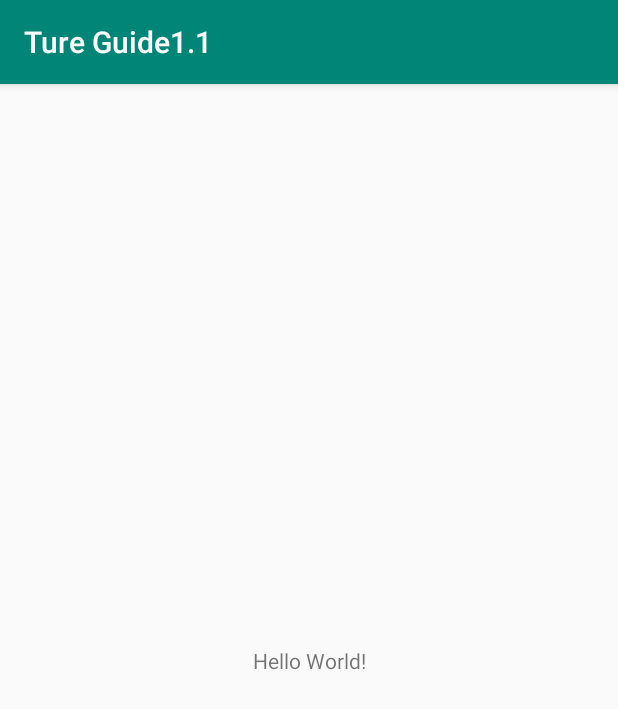
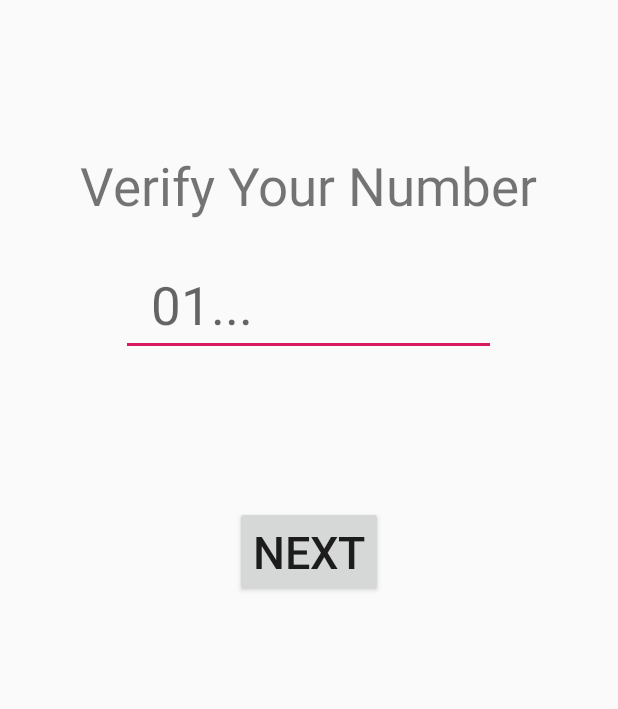
Before and after one commit to prinonbhowmik/Tour-Takers-, an Android app: the screen it shows after launch (MainActivity before the commit, AccessPhoneNumber after it), on a phone screen of 412 x 824 dp. Shown: the top 709 px of the screen. Run offline under Robolectric (Android 15) with nearby library versions, the phone set to English and light mode, and no system bars.

Commit message:
Third Commit

```diff
--- a/app/src/main/AndroidManifest.xml
+++ b/app/src/main/AndroidManifest.xml
@@ -9,7 +9,10 @@
         android:roundIcon="@mipmap/ic_launcher_round"
         android:supportsRtl="true"
         android:theme="@style/AppTheme">
-        <activity android:name=".MainActivity">
+        <activity android:name=".CodeVerification"/>
+        <activity android:name=".AccessPhoneNumber" />
+        <activity android:name=".MainActivity" />
+        <activity android:name=".Splash">
             <intent-filter>
                 <action android:name="android.intent.action.MAIN" />
 
--- /dev/null
+++ b/app/src/main/java/com/example/tureguideversion1/AccessPhoneNumber.java
@@ -0,0 +1,36 @@
+package com.example.tureguideversion1;
+
+import androidx.appcompat.app.AppCompatActivity;
+
+import android.content.Intent;
+import android.os.Bundle;
+import android.view.View;
+import android.view.WindowManager;
+import android.widget.Button;
+
+public class AccessPhoneNumber extends AppCompatActivity {
+
+    private Button next;
+    @Override
+    protected void onCreate(Bundle savedInstanceState) {
+        super.onCreate(savedInstanceState);
+        setContentView(R.layout.activity_access_phone_number);
+        getWindow().setSoftInputMode(WindowManager.LayoutParams.SOFT_INPUT_STATE_ALWAYS_HIDDEN);
+
+        next=findViewById(R.id.nextbtn1);
+
+
+        next.setOnClickListener(new View.OnClickListener() {
+            @Override
+            public void onClick(View v) {
+                Intent myintent=new Intent(AccessPhoneNumber.this,CodeVerification.class);
+                startActivity(myintent);
+                overridePendingTransition(R.anim.slide_in_right,R.anim.slide_out_left);
+
+
+            }
+        });
+
+
+    }
+}
--- /dev/null
+++ b/app/src/main/java/com/example/tureguideversion1/Splash.java
@@ -0,0 +1,26 @@
+package com.example.tureguideversion1;
+
+import androidx.appcompat.app.AppCompatActivity;
+
+import android.content.Intent;
+import android.os.Bundle;
+import android.os.Handler;
+
+public class Splash extends AppCompatActivity {
+
+        private  static int splash_time_out=1500;
+        @Override
+        protected void onCreate(Bundle savedInstanceState) {
+            super.onCreate(savedInstanceState);
+            setContentView(R.layout.activity_splash);
+            new Handler().postDelayed(new Runnable() {
+                @Override
+                public void run() {
+                    Intent myintent=new Intent(Splash.this,AccessPhoneNumber.class);
+                    startActivity(myintent);
+                    finish();
+                }
+            },splash_time_out);
+        }
+
+}
--- /dev/null
+++ b/app/src/main/res/anim/slide_in_right.xml
@@ -0,0 +1,8 @@
+<?xml version="1.0" encoding="utf-8"?>
+
+<set xmlns:android="http://schemas.android.com/apk/res/android">
+    <translate
+        android:duration="@android:integer/config_mediumAnimTime"
+        android:fromXDelta="100%p"
+        android:toXDelta="0" />
+</set>
--- /dev/null
+++ b/app/src/main/res/anim/slide_out_left.xml
@@ -0,0 +1,8 @@
+<?xml version="1.0" encoding="utf-8"?>
+
+<set xmlns:android="http://schemas.android.com/apk/res/android">
+    <translate
+        android:duration="@android:integer/config_mediumAnimTime"
+        android:fromXDelta="0"
+        android:toXDelta="-100%p" />
+</set>
--- /dev/null
+++ b/app/src/main/res/layout/activity_access_phone_number.xml
@@ -0,0 +1,41 @@
+<?xml version="1.0" encoding="utf-8"?>
+<RelativeLayout xmlns:android="http://schemas.android.com/apk/res/android"
+    xmlns:app="http://schemas.android.com/apk/res-auto"
+    xmlns:tools="http://schemas.android.com/tools"
+    android:layout_width="match_parent"
+    android:layout_height="match_parent"
+    tools:context=".AccessPhoneNumber">
+    <TextView
+        android:id="@+id/txt1"
+        android:layout_width="wrap_content"
+        android:layout_height="wrap_content"
+        android:text="Verify Your Number"
+        android:textSize="35sp"
+        android:layout_centerHorizontal="true"
+        android:layout_marginTop="100dp"/>
+
+
+    <EditText
+        android:id="@+id/phone_ET"
+        android:layout_width="250dp"
+        android:layout_height="60dp"
+        android:layout_centerHorizontal="true"
+        android:layout_below="@+id/txt1"
+        android:hint="01..."
+        android:textSize="35sp"
+        android:paddingStart="20dp"
+        android:paddingEnd="20dp"
+        android:inputType="phone"
+        android:layout_marginTop="30dp"/>
+
+    <Button
+        android:layout_width="wrap_content"
+        android:layout_height="wrap_content"
+        android:text="Next"
+        android:textSize="30sp"
+        android:id="@+id/nextbtn1"
+        android:layout_below="@+id/phone_ET"
+        android:layout_marginTop="100dp"
+        android:layout_centerHorizontal="true"/>
+
+</RelativeLayout>
--- a/app/src/main/res/values/styles.xml
+++ b/app/src/main/res/values/styles.xml
@@ -1,7 +1,7 @@
 <resources>
 
     <!-- Base application theme. -->
-    <style name="AppTheme" parent="Theme.AppCompat.Light.DarkActionBar">
+    <style name="AppTheme" parent="Theme.AppCompat.Light.NoActionBar">
         <!-- Customize your theme here. -->
         <item name="colorPrimary">@color/colorPrimary</item>
         <item name="colorPrimaryDark">@color/colorPrimaryDark</item>
```
Also changed, not shown: app/src/main/java/com/example/tureguideversion1/CodeVerification.java (added, +49 -0 lines), app/src/main/java/com/example/tureguideversion1/MainActivity.java (+15 -0 lines), app/src/main/res/anim/slide_in_left.xml (added, +8 -0 lines), app/src/main/res/anim/slide_out_right.xml (added, +8 -0 lines), app/src/main/res/layout/activity_code_verification.xml (added, +42 -0 lines), app/src/main/res/layout/activity_splash.xml (added, +17 -0 lines).
